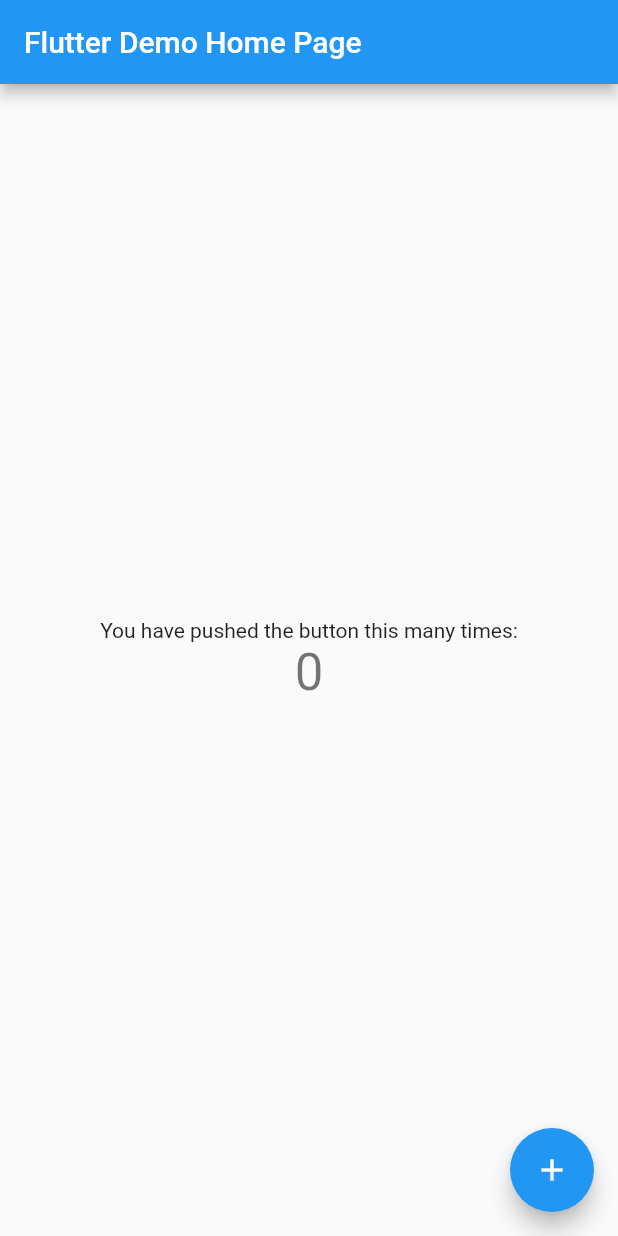
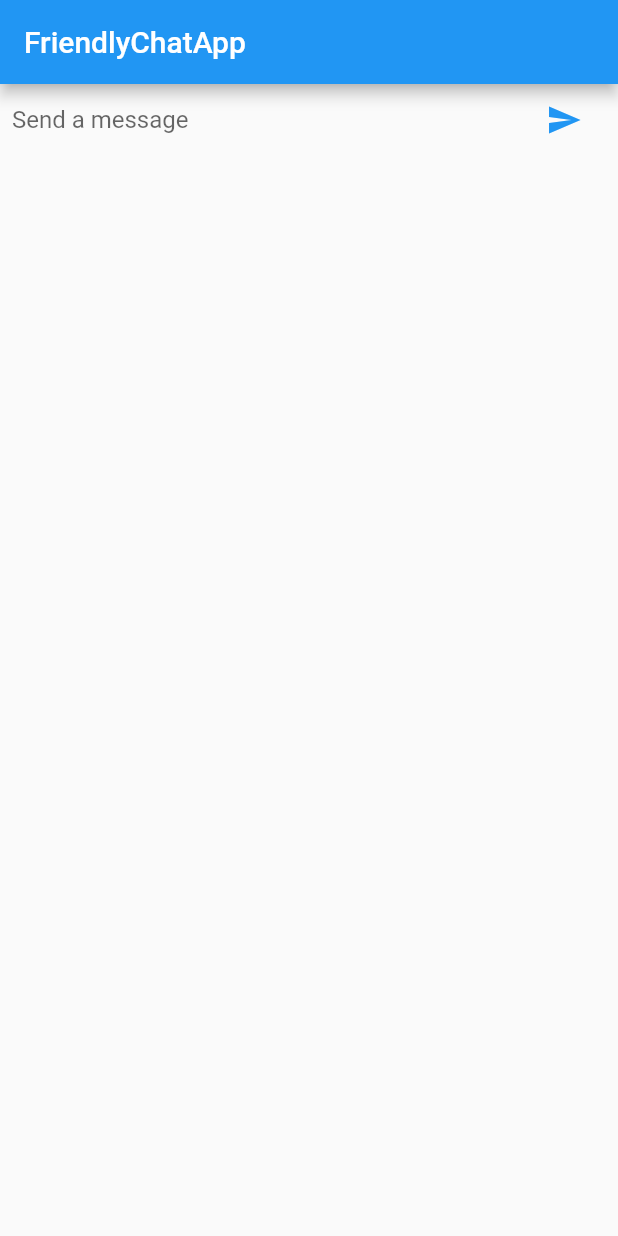
Before and after one commit to ArkaprabhaChakraborty/SimpleChatApp, a Flutter app: the screen it shows after launch, on a phone screen of 412 x 824 dp. Run offline on Flutter 3.47's test engine with Material 2 defaults, Android fonts, the phone set to English and light mode, and no system bars.

Commit message:
Half ready

```diff
--- a/lib/main.dart
+++ b/lib/main.dart
@@ -1,117 +1,63 @@
 import 'package:flutter/material.dart';
 
 void main() {
-  runApp(MyApp());
+  runApp(FriendlyChatApp());
 }
 
-class MyApp extends StatelessWidget {
-  // This widget is the root of your application.
+class FriendlyChatApp extends StatefulWidget {
+  @override
+  _FriendlyChatAppState createState() => _FriendlyChatAppState();
+}
+
+class _FriendlyChatAppState extends State<FriendlyChatApp> {
   @override
   Widget build(BuildContext context) {
-    return MaterialApp(
-      title: 'Flutter Demo',
-      theme: ThemeData(
-        // This is the theme of your application.
-        //
-        // Try running your application with "flutter run". You'll see the
-        // application has a blue toolbar. Then, without quitting the app, try
-        // changing the primarySwatch below to Colors.green and then invoke
-        // "hot reload" (press "r" in the console where you ran "flutter run",
-        // or simply save your changes to "hot reload" in a Flutter IDE).
-        // Notice that the counter didn't reset back to zero; the application
-        // is not restarted.
-        primarySwatch: Colors.blue,
-        // This makes the visual density adapt to the platform that you run
-        // the app on. For desktop platforms, the controls will be smaller and
-        // closer together (more dense) than on mobile platforms.
-        visualDensity: VisualDensity.adaptivePlatformDensity,
+    return MaterialApp(title: 'FriendlyChatApp', home: ChatScreen());
+  }
+}
+
+class ChatScreen extends StatefulWidget {
+  @override
+  _ChatScreenState createState() => _ChatScreenState();
+}
+
+class _ChatScreenState extends State<ChatScreen> {
+  final _textController = TextEditingController();
+  void _handleSubmitted(String text)
+  {
+    _textController.clear();
+  }
+  Widget _buildTextComposer() {
+  return IconTheme(
+    data: IconThemeData(color: Theme.of(context).accentColor), // NEW
+    child:Container(
+      margin: EdgeInsets.symmetric(horizontal: 8.0),
+      child:  Row(                             // NEW
+      children: [                            // NEW
+         Flexible(                           // NEW
+          child:  TextField(
+            controller: _textController,
+            onSubmitted: _handleSubmitted,
+            decoration:  InputDecoration.collapsed(hintText: 'Send a message'),
+            ),
+          ),
+          Container(
+            margin: EdgeInsets.symmetric(horizontal: 4.0),
+            child: IconButton(
+            icon: const Icon(Icons.send),
+            onPressed: () => _handleSubmitted(_textController.text)),
+          )
+        ],                                      // NEW
+      ),                                        // NEW
+    ));
+    }
+  @override
+  Widget build(BuildContext context) {
+    return Scaffold(
+      appBar: AppBar(
+        title: Text("FriendlyChatApp"),
       ),
-      home: MyHomePage(title: 'Flutter Demo Home Page'),
+      body: _buildTextComposer(),
     );
   }
 }
-
-class MyHomePage extends StatefulWidget {
-  MyHomePage({Key key, this.title}) : super(key: key);
-
-  // This widget is the home page of your application. It is stateful, meaning
-  // that it has a State object (defined below) that contains fields that affect
-  // how it looks.
-
-  // This class is the configuration for the state. It holds the values (in this
-  // case the title) provided by the parent (in this case the App widget) and
-  // used by the build method of the State. Fields in a Widget subclass are
-  // always marked "final".
-
-  final String title;
-
-  @override
-  _MyHomePageState createState() => _MyHomePageState();
-}
-
-class _MyHomePageState extends State<MyHomePage> {
-  int _counter = 0;
-
-  void _incrementCounter() {
-    setState(() {
-      // This call to setState tells the Flutter framework that something has
-      // changed in this State, which causes it to rerun the build method below
-      // so that the display can reflect the updated values. If we changed
-      // _counter without calling setState(), then the build method would not be
-      // called again, and so nothing would appear to happen.
-      _counter++;
-    });
-  }
-
-  @override
-  Widget build(BuildContext context) {
-    // This method is rerun every time setState is called, for instance as done
-    // by the _incrementCounter method above.
-    //
-    // The Flutter framework has been optimized to make rerunning build methods
-    // fast, so that you can just rebuild anything that needs updating rather
-    // than having to individually change instances of widgets.
-    return Scaffold(
-      appBar: AppBar(
-        // Here we take the value from the MyHomePage object that was created by
-        // the App.build method, and use it to set our appbar title.
-        title: Text(widget.title),
-      ),
-      body: Center(
-        // Center is a layout widget. It takes a single child and positions it
-        // in the middle of the parent.
-        child: Column(
-          // Column is also a layout widget. It takes a list of children and
-          // arranges them vertically. By default, it sizes itself to fit its
-          // children horizontally, and tries to be as tall as its parent.
-          //
-          // Invoke "debug painting" (press "p" in the console, choose the
-          // "Toggle Debug Paint" action from the Flutter Inspector in Android
-          // Studio, or the "Toggle Debug Paint" command in Visual Studio Code)
-          // to see the wireframe for each widget.
-          //
-          // Column has various properties to control how it sizes itself and
-          // how it positions its children. Here we use mainAxisAlignment to
-          // center the children vertically; the main axis here is the vertical
-          // axis because Columns are vertical (the cross axis would be
-          // horizontal).
-          mainAxisAlignment: MainAxisAlignment.center,
-          children: <Widget>[
-            Text(
-              'You have pushed the button this many times:',
-            ),
-            Text(
-              '$_counter',
-              style: Theme.of(context).textTheme.headline4,
-            ),
-          ],
-        ),
-      ),
-      floatingActionButton: FloatingActionButton(
-        onPressed: _incrementCounter,
-        tooltip: 'Increment',
-        child: Icon(Icons.add),
-      ), // This trailing comma makes auto-formatting nicer for build methods.
-    );
-  }
-}
```
Also changed, not shown: 2 other files.
